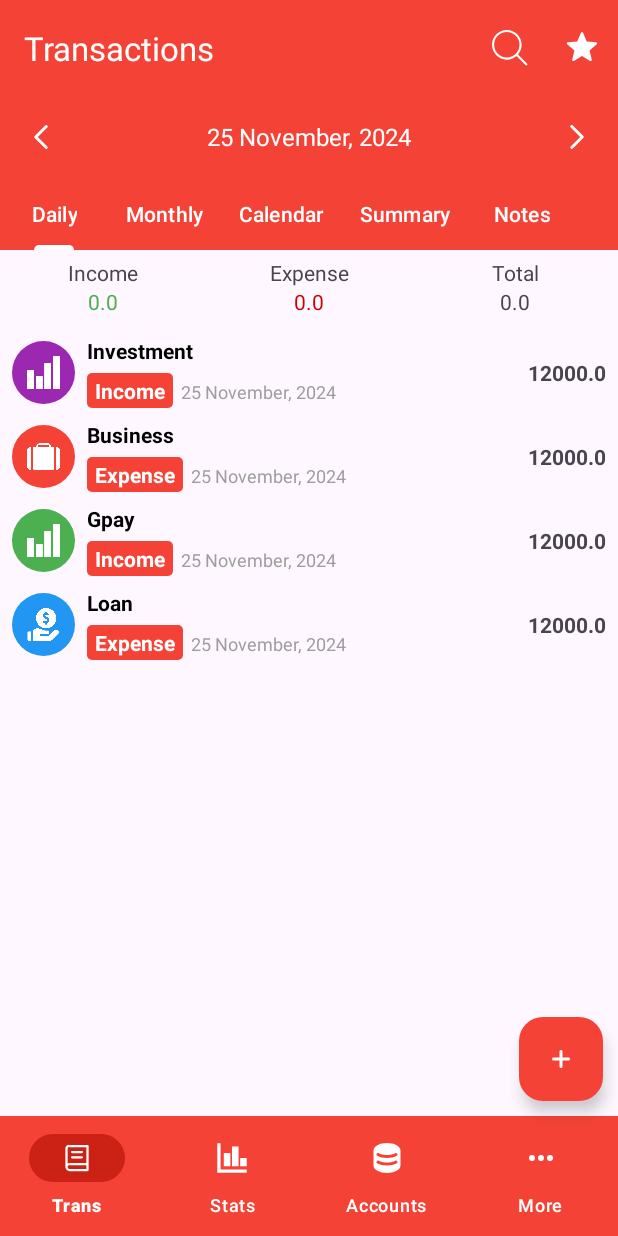
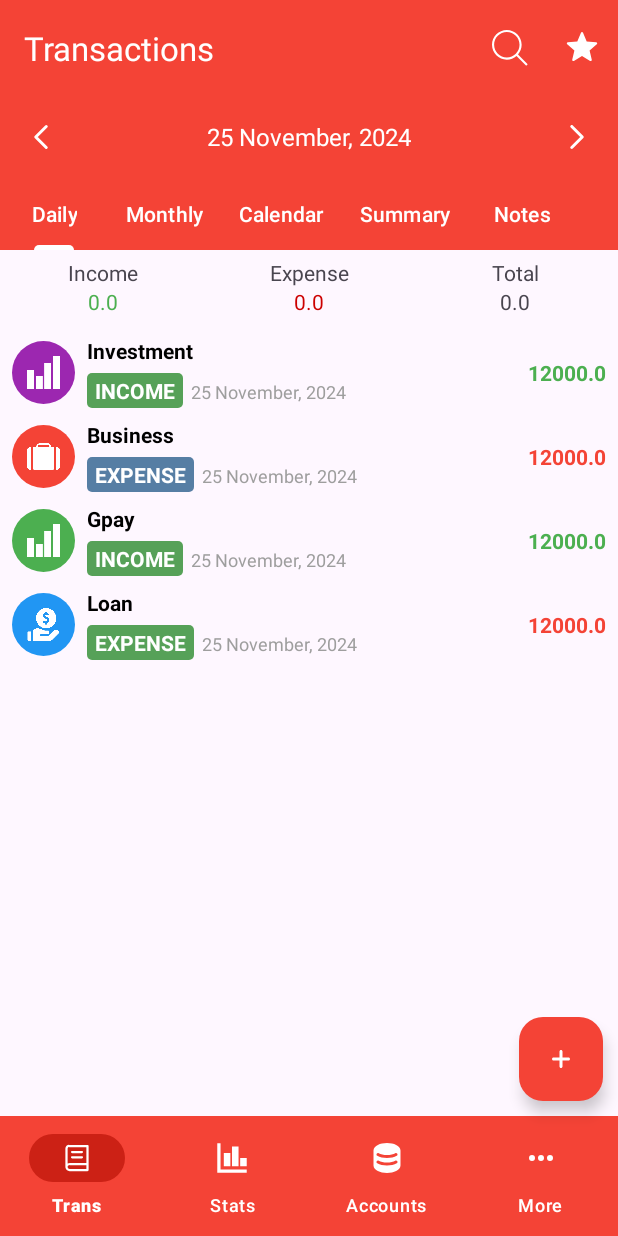
Before and after one commit to santoshray07/personal_finance_tracker, an Android app: the screen it shows after launch (MainActivity), on a phone screen of 412 x 824 dp. Run offline under Robolectric (Android 15) with nearby library versions, the phone set to English and light mode, and no system bars; Roboto replaces fonts that are not available here.

```diff
--- a/app/build.gradle.kts
+++ b/app/build.gradle.kts
@@ -1,5 +1,6 @@
 plugins {
     alias(libs.plugins.android.application)
+    id("realm-android")
 }
 
 android {
--- a/app/src/main/java/com/example/mr_me/adapters/TransactionsAdapter.java
+++ b/app/src/main/java/com/example/mr_me/adapters/TransactionsAdapter.java
@@ -58,6 +58,9 @@ public class TransactionsAdapter  extends  RecyclerView.Adapter<TransactionsAdap
             holder.binding.categoryIcon.setBackgroundTintList(context.getColorStateList(transactionCategory.getCategoryColor()));
         }
 
+        holder.binding.accountLabel.setBackgroundTintList(context.getColorStateList(Constants.getAccountsColor(transaction.getAccount())));
+
+
         if(transaction.getType().equals(Constants.INCOME)){
             holder.binding.amount.setTextColor(context.getColor(R.color.greenColor));
         } else if(transaction.getType().equals(Constants.EXPENSE)) {
--- a/app/src/main/java/com/example/mr_me/models/Transaction.java
+++ b/app/src/main/java/com/example/mr_me/models/Transaction.java
@@ -1,17 +1,20 @@
 package com.example.mr_me.models;
 
 import java.util.Date;
+
+import io.realm.RealmObject;
+import io.realm.annotations.PrimaryKey;
 
 //import io.realm.RealmObject;
 //import io.realm.annotations.PrimaryKey;
 
 //public class Transaction extends RealmObject {
-public class  Transaction{
+public class  Transaction extends RealmObject {
     private String type, category, account, note;
     private Date date;
     private double amount;
 
-//    @PrimaryKey
+    @PrimaryKey
     private long id;
 
     public Transaction() {
--- a/app/src/main/java/com/example/mr_me/utils/Constants.java
+++ b/app/src/main/java/com/example/mr_me/utils/Constants.java
@@ -29,4 +29,17 @@ public class Constants {
         return null;
     }
 
+    public static int getAccountsColor(String accountName) {
+        switch (accountName) {
+            case "Bank":
+                return R.color.bank_color;
+            case "Cash":
+                return R.color.cash_color;
+            case "Card":
+                return R.color.card_color;
+            default:
+                return R.color.default_color;
+        }
+    }
+
 }
--- a/app/src/main/java/com/example/mr_me/utils/Helper.java
+++ b/app/src/main/java/com/example/mr_me/utils/Helper.java
@@ -10,4 +10,6 @@ public class Helper {
         @SuppressLint("SimpleDateFormat") SimpleDateFormat dateFormat = new SimpleDateFormat("dd MMMM, yyyy");
         return dateFormat.format(date);
     }
+
+
 }
--- a/app/src/main/java/com/example/mr_me/views/activities/MainActivity.java
+++ b/app/src/main/java/com/example/mr_me/views/activities/MainActivity.java
@@ -25,11 +25,15 @@ import java.util.Calendar;
 import java.util.Date;
 import java.util.Objects;
 
+import io.realm.Realm;
+import io.realm.RealmConfiguration;
+
 public class MainActivity extends AppCompatActivity {
 
     ActivityMainBinding binding;
 
     Calendar calendar;
+//    Realm realm;
 
     @Override
     protected void onCreate(Bundle savedInstanceState) {
@@ -43,6 +47,8 @@ public class MainActivity extends AppCompatActivity {
         });
 
         getWindow().setStatusBarColor(ContextCompat.getColor(this, R.color.orange));
+
+//        setUpDatabase();
 
         setSupportActionBar(binding.toolBar);
         Objects.requireNonNull(getSupportActionBar()).setTitle("Transactions");
@@ -71,21 +77,50 @@ public class MainActivity extends AppCompatActivity {
         });
 
         ArrayList<Transaction> transactions = new ArrayList<>();
-        transactions.add(new Transaction("Income","Investment", "Cash", "Just testing", new Date(), 12000, 56498498));
-        transactions.add(new Transaction("Expense","Business", "Bank", "Just testing", new Date(), 12000, 56498498));
-        transactions.add(new Transaction("Income","Gpay", "Cash", "Just testing", new Date(), 12000, 56498498));
-        transactions.add(new Transaction("Expense","Loan", "Cash", "Just testing", new Date(), 12000, 56498498));
+        transactions.add(new Transaction(Constants.INCOME,"Investment", "Cash", "Just testing", new Date(), 12000, 56498498));
+        transactions.add(new Transaction(Constants.EXPENSE,"Business", "Bank", "Just testing", new Date(), 12000, 56498498));
+        transactions.add(new Transaction(Constants.INCOME,"Gpay", "Cash", "Just testing", new Date(), 12000, 56498498));
+        transactions.add(new Transaction(Constants.EXPENSE,"Loan", "Cash", "Just testing", new Date(), 12000, 56498498));
+
+//        realm.beginTransaction();
+//        try {
+//            realm.copyToRealmOrUpdate(new Transaction(Constants.INCOME, "Investment", "Cash", "Just testing", new Date(), 12000, new Date().getTime()));
+//            realm.copyToRealmOrUpdate(new Transaction(Constants.EXPENSE, "Business", "Bank", "Just testing", new Date(), 12000, new Date().getTime()));
+//            realm.copyToRealmOrUpdate(new Transaction(Constants.INCOME, "Gpay", "Cash", "Just testing", new Date(), 12000, new Date().getTime()));
+//            realm.copyToRealmOrUpdate(new Transaction(Constants.EXPENSE, "Loan", "Cash", "Just testing", new Date(), 12000, new Date().getTime()));
+//            realm.copyToRealmOrUpdate(new Transaction(Constants.INCOME, "Rent", "Other", "Just testing", new Date(), 12000, new Date().getTime()));
+//            realm.commitTransaction();
+//        } catch (Exception e) {
+//            realm.cancelTransaction(); // Roll back changes if something goes wrong
+//            e.printStackTrace();
+//        }
+
 
         TransactionsAdapter transactionsAdapter = new TransactionsAdapter(this, transactions);
         binding.transactionsList.setLayoutManager(new LinearLayoutManager(this));
         binding.transactionsList.setAdapter(transactionsAdapter);
-
-
     }
 
     void updateDate (){
         binding.currentDate.setText(Helper.formatDate(calendar.getTime()));
     }
+
+//    void setUpDatabase(){
+//        Realm.init(this);
+//        realm = Realm.getDefaultInstance();
+//    }
+//void setUpDatabase() {
+//    Realm.init(this);
+//
+//    RealmConfiguration config = new RealmConfiguration.Builder()
+//            .schemaVersion(1) // Increment when schema changes
+//            .migration(new MyRealmMigration()) // Handle migration
+//            .build();
+//
+//    Realm.setDefaultConfiguration(config);
+//    realm = Realm.getDefaultInstance();
+//}
+
     @Override
     public boolean onCreateOptionsMenu(Menu menu) {
         getMenuInflater().inflate(R.menu.top_menu, menu);
--- a/gradle/libs.versions.toml
+++ b/gradle/libs.versions.toml
@@ -7,6 +7,7 @@ appcompat = "1.7.0"
 material = "1.12.0"
 activity = "1.8.0"
 constraintlayout = "2.1.4"
+realmGradlePlugin = "10.15.1"
 
 [libraries]
 junit = { group = "junit", name = "junit", version.ref = "junit" }
@@ -16,6 +17,7 @@ appcompat = { group = "androidx.appcompat", name = "appcompat", version.ref = "a
 material = { group = "com.google.android.material", name = "material", version.ref = "material" }
 activity = { group = "androidx.activity", name = "activity", version.ref = "activity" }
 constraintlayout = { group = "androidx.constraintlayout", name = "constraintlayout", version.ref = "constraintlayout" }
+realm-gradle-plugin = { module = "io.realm:realm-gradle-plugin", version.ref = "realmGradlePlugin" }
 
 [plugins]
 android-application = { id = "com.android.application", version.ref = "agp" }
```
Also changed, not shown: app/src/main/java/com/example/mr_me/views/activities/MyRealmMigration.java (added, +37 -0 lines), build.gradle.kts (+11 -2 lines).
